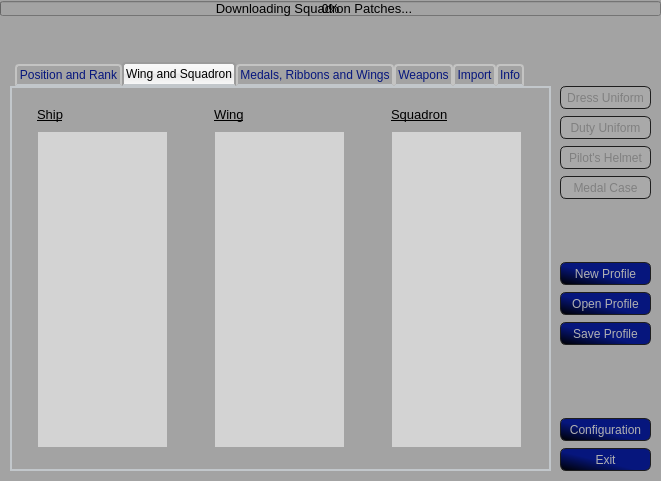
This is data/uis/ttt.ui in SmTaUcM/TTT3 as Qt 5 draws it before an edit. The edited form follows.
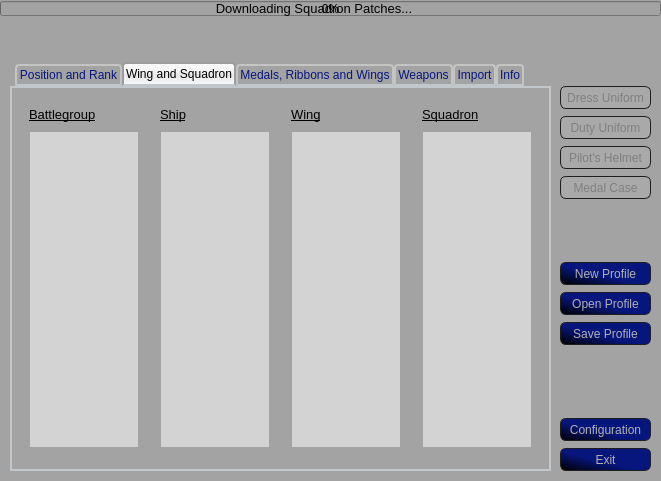
This is the edited form. The open tabs and pages were chosen to show the change. Icons and pictures are not drawn.

Commit message: Battlegroups - Done properly.

Patch:
```diff
--- a/data/uis/ttt.ui
+++ b/data/uis/ttt.ui
@@ -886,9 +886,9 @@
      <widget class="QLabel" name="lbl_ship">
       <property name="geometry">
        <rect>
-        <x>25</x>
+        <x>148</x>
         <y>18</y>
-        <width>131</width>
+        <width>99</width>
         <height>16</height>
        </rect>
       </property>
@@ -911,9 +911,9 @@
       </property>
       <property name="geometry">
        <rect>
-        <x>25</x>
+        <x>148</x>
         <y>43</y>
-        <width>131</width>
+        <width>110</width>
         <height>317</height>
        </rect>
       </property>
@@ -940,9 +940,9 @@
       </property>
       <property name="geometry">
        <rect>
-        <x>202</x>
+        <x>279</x>
         <y>43</y>
-        <width>131</width>
+        <width>110</width>
         <height>317</height>
        </rect>
       </property>
@@ -966,9 +966,9 @@
      <widget class="QLabel" name="lbl_wing">
       <property name="geometry">
        <rect>
-        <x>202</x>
+        <x>279</x>
         <y>18</y>
-        <width>131</width>
+        <width>99</width>
         <height>16</height>
        </rect>
       </property>
@@ -991,9 +991,9 @@
       </property>
       <property name="geometry">
        <rect>
-        <x>379</x>
+        <x>410</x>
         <y>43</y>
-        <width>131</width>
+        <width>110</width>
         <height>317</height>
        </rect>
       </property>
@@ -1017,9 +1017,9 @@
      <widget class="QLabel" name="lbl_squad">
       <property name="geometry">
        <rect>
-        <x>379</x>
+        <x>410</x>
         <y>18</y>
-        <width>131</width>
+        <width>99</width>
         <height>16</height>
        </rect>
       </property>
@@ -1036,6 +1036,57 @@
        <string>Squadron</string>
       </property>
      </widget>
+     <widget class="QListWidget" name="lw_battlegroup">
+      <property name="enabled">
+       <bool>true</bool>
+      </property>
+      <property name="geometry">
+       <rect>
+        <x>17</x>
+        <y>43</y>
+        <width>110</width>
+        <height>317</height>
+       </rect>
+      </property>
+      <property name="font">
+       <font>
+        <family>Arial</family>
+       </font>
+      </property>
+      <property name="styleSheet">
+       <string notr="true">QListWidget
+{
+	background-color: rgb(211, 211, 211);
+}
+
+QListWidget:!enabled
+{
+	background-color: darkgray;
+}</string>
+      </property>
+     </widget>
+     <widget class="QLabel" name="lbl_battlegroup">
+      <property name="geometry">
+       <rect>
+        <x>17</x>
+        <y>18</y>
+        <width>99</width>
+        <height>16</height>
+       </rect>
+      </property>
+      <property name="font">
+       <font>
+        <family>Arial</family>
+        <pointsize>10</pointsize>
+        <weight>50</weight>
+        <bold>false</bold>
+        <underline>true</underline>
+       </font>
+      </property>
+      <property name="text">
+       <string>Battlegroup</string>
+      </property>
+     </widget>
     </widget>
     <widget class="QWidget" name="tabMRF">
      <attribute name="title">
```
The commit also changes 1 other file.
